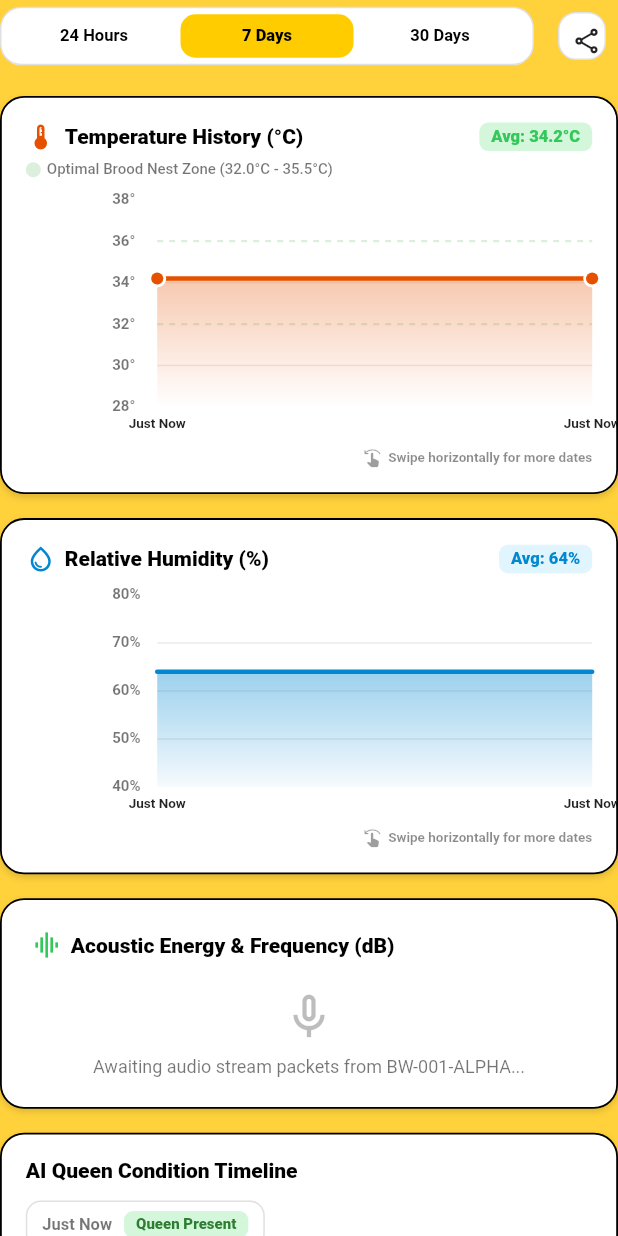
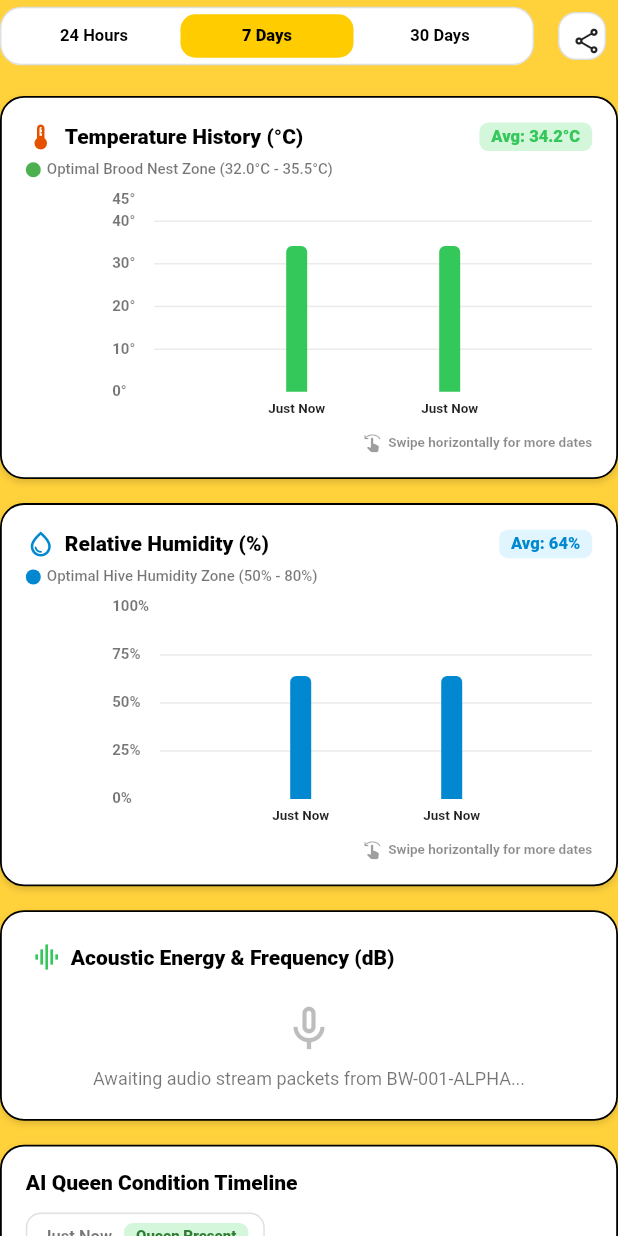
Before and after one commit to jajas-hcdc/BeeWare-CAPSTONE, a Flutter app: the InteractiveHistoryView widget shown alone on an empty page, opened directly with sample values from the repository, on a phone screen of 412 x 824 dp. Run offline on Flutter 3.47's test engine with Material 3 defaults, Android fonts, the phone set to English and light mode, and no system bars; drawn by our look-alikes of fl_chart; our stand-ins replace cloud_firestore, firebase_auth, firebase_core, firebase_messaging, geolocator, image_picker and 3 more; missing offline and left inert: flutter_sound, mobile_scanner, tflite_flutter; accounts and stored records are empty; network calls fail.

Commit message:
feat: convert temp & humidity history to bar charts, enable full scroll-up, and add progressive relative timestamps for buzz clips

```diff
--- a/lib/screens/hive_detail_screen.dart
+++ b/lib/screens/hive_detail_screen.dart
@@ -189,6 +189,7 @@ class _HiveDetailScreenState extends State<HiveDetailScreen> {
               ),
             ),
           content,
+          const SizedBox(height: 80),
         ],
       ),
     );
--- a/lib/services/audio_service.dart
+++ b/lib/services/audio_service.dart
@@ -121,8 +121,15 @@ class AudioService extends ChangeNotifier {
           });
         }
 
-        // Sort descending: newest recording first
-        list.sort((a, b) => b.createdAt.compareTo(a.createdAt));
+        // Sort descending: newest recording first (by epoch timestamp or slot index)
+        list.sort((a, b) {
+          if (b.createdAt > 1700000000000 && a.createdAt > 1700000000000) {
+            return b.createdAt.compareTo(a.createdAt);
+          }
+          final cmp = b.createdAt.compareTo(a.createdAt);
+          if (cmp != 0) return cmp;
+          return b.slot.compareTo(a.slot);
+        });
 
         final trimmed = list.take(5).toList();
         _recordingsCache[cleanId] = trimmed;
--- a/lib/widgets/interactive_history_charts.dart
+++ b/lib/widgets/interactive_history_charts.dart
@@ -1,6 +1,7 @@
 import 'dart:math';
 import 'package:fl_chart/fl_chart.dart';
 import 'package:flutter/material.dart';
+import '../models/audio_recording_model.dart';
 import '../models/hive_data.dart';
 import '../services/audio_service.dart';
 import '../services/export_service.dart';
@@ -211,6 +212,7 @@ class _InteractiveHistoryViewState extends State<InteractiveHistoryView> {
 
         // 5. Recent Hive Audio Recordings (Last 5)
         _buildAudioRecordingsCard(),
+        const SizedBox(height: 24),
       ],
     );
   }
@@ -289,7 +291,10 @@ class _InteractiveHistoryViewState extends State<InteractiveHistoryView> {
 
     final temps = rawTemps.length == 1 ? [rawTemps[0], rawTemps[0]] : rawTemps;
     final chartDates = dates.length == 1 ? [dates[0], dates[0]] : dates;
-    final avgTemp = (rawTemps.reduce((a, b) => a + b) / rawTemps.length).toStringAsFixed(1);
+    final validTemps = rawTemps.where((t) => t > 0.0).toList();
+    final avgTemp = validTemps.isNotEmpty
+        ? (validTemps.reduce((a, b) => a + b) / validTemps.length).toStringAsFixed(1)
+        : (rawTemps.isNotEmpty ? rawTemps.last.toStringAsFixed(1) : '34.0');
 
     return Container(
       padding: const EdgeInsets.all(16.0),
@@ -329,7 +334,7 @@ class _InteractiveHistoryViewState extends State<InteractiveHistoryView> {
               Container(
                 width: 10,
                 height: 10,
-                decoration: const BoxDecoration(color: Color(0x334CAF50), shape: BoxShape.circle),
+                decoration: const BoxDecoration(color: Color(0xFF4CAF50), shape: BoxShape.circle),
               ),
               const SizedBox(width: 4),
               const Text(
@@ -342,28 +347,23 @@ class _InteractiveHistoryViewState extends State<InteractiveHistoryView> {
 
           _buildScrollableChart(
             dataLength: chartDates.length,
-            height: 160,
-            chart: LineChart(
-              LineChartData(
-                minY: 28,
-                maxY: 38,
+            height: 150,
+            chart: BarChart(
+              BarChartData(
+                maxY: 45,
                 gridData: FlGridData(
                   show: true,
                   drawVerticalLine: false,
-                  horizontalInterval: 2,
-                  getDrawingHorizontalLine: (value) {
-                    if (value == 32 || value == 36) {
-                      return FlLine(color: const Color(0x334CAF50), strokeWidth: 1.5, dashArray: [4, 4]);
-                    }
-                    return FlLine(color: Colors.black.withAlpha(20), strokeWidth: 1);
-                  },
+                  horizontalInterval: 10,
+                  getDrawingHorizontalLine: (value) =>
+                      FlLine(color: Colors.black.withAlpha(20), strokeWidth: 1),
                 ),
                 titlesData: FlTitlesData(
                   leftTitles: AxisTitles(
                     sideTitles: SideTitles(
                       showTitles: true,
-                      interval: 2,
-                      reservedSize: 30,
+                      interval: 10,
+                      reservedSize: 28,
                       getTitlesWidget: (val, meta) => Text(
                         '${val.toInt()}°',
                         style: const TextStyle(fontSize: 10, color: Colors.black54, fontWeight: FontWeight.w600),
@@ -394,39 +394,28 @@ class _InteractiveHistoryViewState extends State<InteractiveHistoryView> {
                   rightTitles: const AxisTitles(sideTitles: SideTitles(showTitles: false)),
                 ),
                 borderData: FlBorderData(show: false),
-                lineBarsData: [
-                  LineChartBarData(
-                    spots: List.generate(temps.length, (i) => FlSpot(i.toDouble(), temps[i])),
-                    isCurved: temps.length > 2,
-                    curveSmoothness: 0.35,
-                    color: const Color(0xFFE65100),
-                    barWidth: 3,
-                    isStrokeCapRound: true,
-                    dotData: FlDotData(
-                      show: true,
-                      getDotPainter: (spot, percent, barData, index) {
-                        final isAlert = spot.y < 31.0 || spot.y > 36.5;
-                        return FlDotCirclePainter(
-                          radius: 4,
-                          color: isAlert ? Colors.red : const Color(0xFFE65100),
-                          strokeWidth: 2,
-                          strokeColor: Colors.white,
-                        );
-                      },
-                    ),
-                    belowBarData: BarAreaData(
-                      show: true,
-                      gradient: LinearGradient(
-                        colors: [
-                          const Color(0xFFE65100).withAlpha(80),
-                          const Color(0xFFE65100).withAlpha(0),
-                        ],
-                        begin: Alignment.topCenter,
-                        end: Alignment.bottomCenter,
+                barGroups: List.generate(temps.length, (i) {
+                  final t = temps[i];
+                  final isOptimal = t >= 32.0 && t <= 36.0;
+                  final isHot = t > 36.0;
+                  final barColor = isOptimal
+                      ? AppColors.healthyGreen
+                      : (isHot ? const Color(0xFFE65100) : const Color(0xFFFFB300));
+                  return BarChartGroupData(
+                    x: i,
+                    barRods: [
+                      BarChartRodData(
+                        toY: t < 0.0 ? 0.0 : t,
+                        color: t <= 0.0 ? Colors.grey.shade400 : barColor,
+                        width: 14,
+                        borderRadius: const BorderRadius.only(
+                          topLeft: Radius.circular(4),
+                          topRight: Radius.circular(4),
+                        ),
                       ),
-                    ),
-                  ),
-                ],
+                    ],
+                  );
+                }),
               ),
             ),
           ),
@@ -470,7 +459,10 @@ class _InteractiveHistoryViewState extends State<InteractiveHistoryView> {
 
     final hums = rawHums.length == 1 ? [rawHums[0], rawHums[0]] : rawHums;
     final chartDates = dates.length == 1 ? [dates[0], dates[0]] : dates;
-    final avgHum = (rawHums.reduce((a, b) => a + b) / rawHums.length).toStringAsFixed(0);
+    final validHums = rawHums.where((h) => h > 0.0).toList();
+    final avgHum = validHums.isNotEmpty
+        ? (validHums.reduce((a, b) => a + b) / validHums.length).toStringAsFixed(0)
+        : (rawHums.isNotEmpty ? rawHums.last.toStringAsFixed(0) : '60');
 
     return Container(
       padding: const EdgeInsets.all(16.0),
@@ -504,19 +496,33 @@ class _InteractiveHistoryViewState extends State<InteractiveHistoryView> {
               ),
             ],
           ),
+          const SizedBox(height: 6),
+          Row(
+            children: [
+              Container(
+                width: 10,
+                height: 10,
+                decoration: const BoxDecoration(color: Color(0xFF0288D1), shape: BoxShape.circle),
+              ),
+              const SizedBox(width: 4),
+              const Text(
+                'Optimal Hive Humidity Zone (50% - 80%)',
+                style: TextStyle(fontSize: 10, color: Colors.black54, fontWeight: FontWeight.w500),
+              ),
+            ],
+          ),
           const SizedBox(height: 14),
 
           _buildScrollableChart(
             dataLength: chartDates.length,
             height: 150,
-            chart: LineChart(
-              LineChartData(
-                minY: 40,
-                maxY: 80,
+            chart: BarChart(
+              BarChartData(
+                maxY: 100,
                 gridData: FlGridData(
                   show: true,
                   drawVerticalLine: false,
-                  horizontalInterval: 10,
+                  horizontalInterval: 25,
                   getDrawingHorizontalLine: (value) =>
                       FlLine(color: Colors.black.withAlpha(20), strokeWidth: 1),
                 ),
@@ -524,8 +530,8 @@ class _InteractiveHistoryViewState extends State<InteractiveHistoryView> {
                   leftTitles: AxisTitles(
                     sideTitles: SideTitles(
                       showTitles: true,
-                      interval: 10,
-                      reservedSize: 30,
+                      interval: 25,
+                      reservedSize: 32,
                       getTitlesWidget: (val, meta) => Text(
                         '${val.toInt()}%',
                         style: const TextStyle(fontSize: 10, color: Colors.black54, fontWeight: FontWeight.w600),
@@ -556,28 +562,27 @@ class _InteractiveHistoryViewState extends State<InteractiveHistoryView> {
                   rightTitles: const AxisTitles(sideTitles: SideTitles(showTitles: false)),
                 ),
                 borderData: FlBorderData(show: false),
-                lineBarsData: [
-                  LineChartBarData(
-                    spots: List.generate(hums.length, (i) => FlSpot(i.toDouble(), hums[i])),
-                    isCurved: hums.length > 2,
-                    curveSmoothness: 0.35,
-                    color: const Color(0xFF0288D1),
-                    barWidth: 3,
-                    isStrokeCapRound: true,
-                    dotData: const FlDotData(show: false),
-                    belowBarData: BarAreaData(
-                      show: true,
-                      gradient: LinearGradient(
-                        colors: [
-                          const Color(0xFF0288D1).withAlpha(100),
-                          const Color(0xFF0288D1).withAlpha(10),
-                        ],
-                        begin: Alignment.topCenter,
-                        end: Alignment.bottomCenter,
+                barGroups: List.generate(hums.length, (i) {
+                  final h = hums[i];
+                  final isOptimal = h >= 50.0 && h <= 80.0;
+                  final barColor = isOptimal
+                      ? const Color(0xFF0288D1)
+                      : (h > 80.0 ? const Color(0xFF01579B) : const Color(0xFFFFB300));
+                  return BarChartGroupData(
+                    x: i,
+                    barRods: [
+                      BarChartRodData(
+                        toY: h < 0.0 ? 0.0 : h,
+                        color: h <= 0.0 ? Colors.grey.shade400 : barColor,
+                        width: 14,
+                        borderRadius: const BorderRadius.only(
+                          topLeft: Radius.circular(4),
+                          topRight: Radius.circular(4),
+                        ),
                       ),
-                    ),
-                  ),
-                ],
+                    ],
+                  );
+                }),
               ),
             ),
           ),
@@ -952,7 +957,7 @@ class _InteractiveHistoryViewState extends State<InteractiveHistoryView> {
                                   mainAxisAlignment: MainAxisAlignment.spaceBetween,
                                   children: [
                                     Text(
-                                      'Clip #${index + 1} • ${clip.timestamp}',
+                                      'Clip #${index + 1} • ${_getClipDisplayTimestamp(index, clip)}',
                                       style: const TextStyle(
                                         fontSize: 12,
                                         fontWeight: FontWeight.w800,
@@ -1018,4 +1023,24 @@ class _InteractiveHistoryViewState extends State<InteractiveHistoryView> {
       },
     );
   }
+
+  String _getClipDisplayTimestamp(int index, AudioRecordingModel clip) {
+    // If valid Unix epoch timestamp (after 2023)
+    if (clip.createdAt > 1700000000000) {
+      final diffMs = DateTime.now().millisecondsSinceEpoch - clip.createdAt;
+      if (diffMs >= 0) {
+        final diffMin = diffMs ~/ 60000;
+        if (diffMin < 2) return 'Just now';
+        if (diffMin < 60) {
+          final rounded = (diffMin / 5).round() * 5;
+          return rounded <= 0 ? 'Just now' : '$rounded mins ago';
+        }
+        final hours = diffMin ~/ 60;
+        if (hours < 24) return '$hours hr${hours > 1 ? "s" : ""} ago';
+      }
+    }
+    // Relative progressive timestamp: index 0 is "Just now", then 5 mins ago, 10 mins ago, 15, 20
+    if (index == 0) return 'Just now';
+    return '${index * 5} mins ago';
+  }
 }
```
Also changed, not shown: 1 other file.
